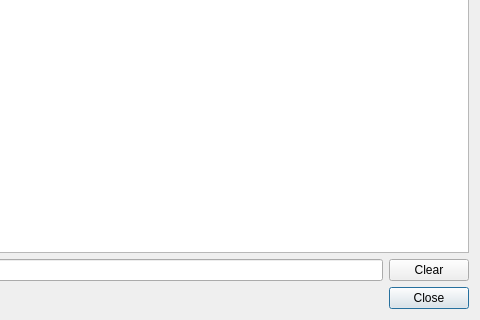
Before: the Qt Designer form neurolabi/gui/dialogs/flyembodyinfodialog.ui in janelia-flyem/NeuTu, drawn with Qt 5; both pictures show x 160 to 640 and y 286 to 606 of the 640 by 606 pixel window.
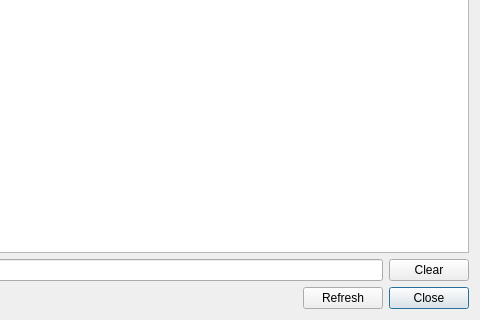
After: the same form once the commit is applied.

Commit message: added refresh button to sequencer

What changed in the file:
```diff
--- a/neurolabi/gui/dialogs/flyembodyinfodialog.ui
+++ b/neurolabi/gui/dialogs/flyembodyinfodialog.ui
@@ -93,6 +93,13 @@
        </property>
       </spacer>
      </item>
+     <item>
+      <widget class="QPushButton" name="refreshButton">
+       <property name="text">
+        <string>Refresh</string>
+       </property>
+      </widget>
+     </item>
      <item>
       <widget class="QPushButton" name="closeButton">
        <property name="text">
```
The commit also changes 2 other files.
